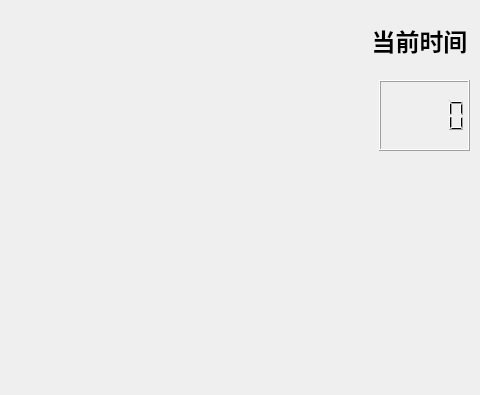
Before: the Qt Designer form Tetris/cboard_single.ui in Aurora-glint/Tetris, drawn with Qt 5; both pictures show x 241 to 721 and y 0 to 395 of the 721 by 879 pixel window.
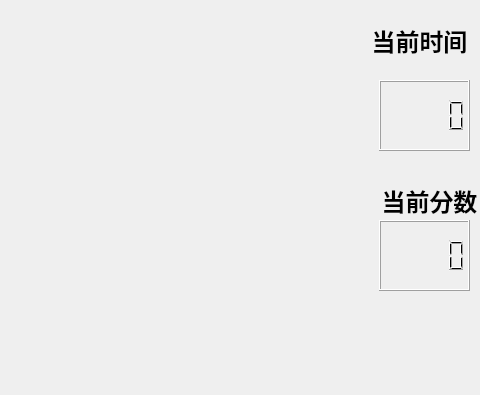
After: the same form once the commit is applied.

```diff
--- a/Tetris/cboard_single.ui
+++ b/Tetris/cboard_single.ui
@@ -106,6 +106,35 @@
     <enum>Qt::LayoutDirection::LeftToRight</enum>
    </property>
   </widget>
+  <widget class="QLabel" name="timetitle_2">
+   <property name="geometry">
+    <rect>
+     <x>620</x>
+     <y>180</y>
+     <width>101</width>
+     <height>41</height>
+    </rect>
+   </property>
+   <property name="text">
+    <string>&lt;html&gt;&lt;head/&gt;&lt;body&gt;&lt;p&gt;&lt;span style=&quot; font-size:18pt; font-weight:700;&quot;&gt;当前分数&lt;/span&gt;&lt;/p&gt;&lt;/body&gt;&lt;/html&gt;</string>
+   </property>
+   <property name="alignment">
+    <set>Qt::AlignmentFlag::AlignCenter</set>
+   </property>
+  </widget>
+  <widget class="QLCDNumber" name="lcd_score">
+   <property name="geometry">
+    <rect>
+     <x>620</x>
+     <y>220</y>
+     <width>91</width>
+     <height>71</height>
+    </rect>
+   </property>
+   <property name="layoutDirection">
+    <enum>Qt::LayoutDirection::LeftToRight</enum>
+   </property>
+  </widget>
  </widget>
  <resources/>
  <connections/>
```
